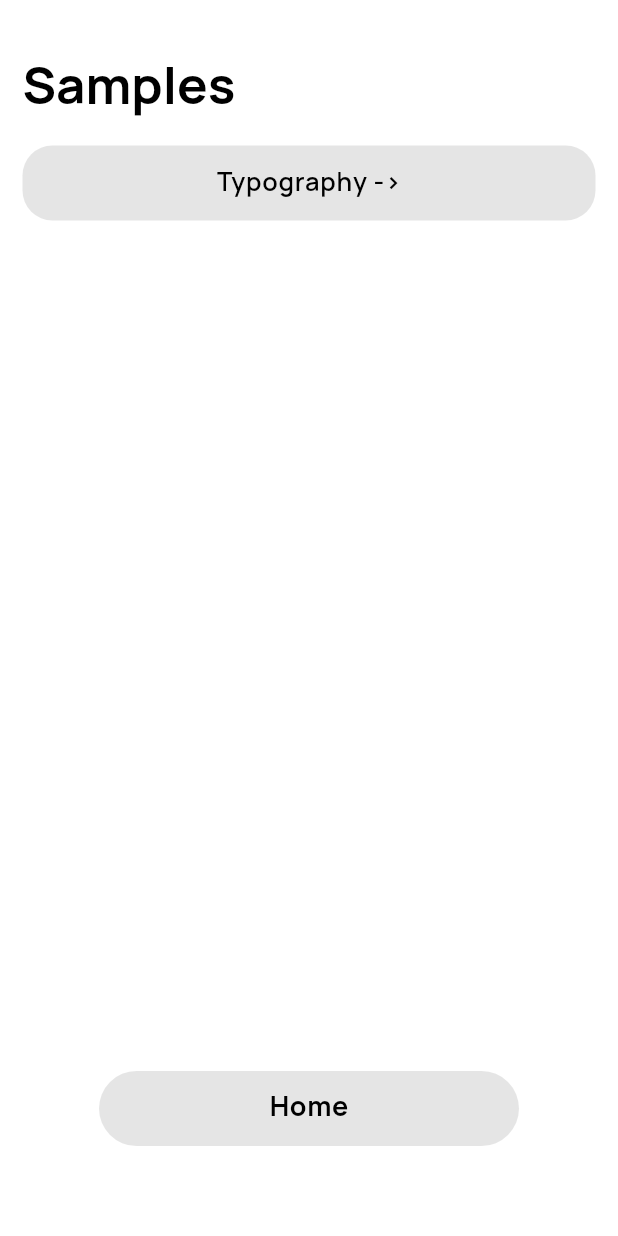
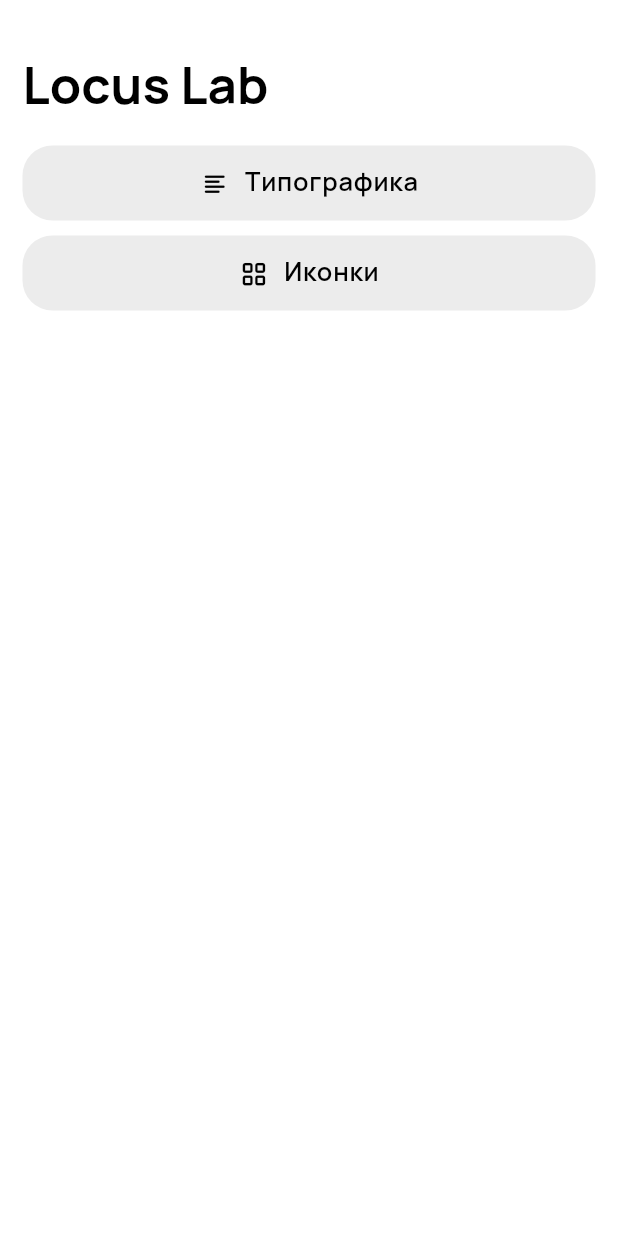
Before and after one commit to parabolahq/locus, a Flutter app: the screen it shows after launch, on a phone screen of 412 x 824 dp. Run offline on Flutter 3.47's test engine with Material 2 defaults, Android fonts, the phone set to English and light mode, and no system bars.

Commit message:
Add icon theme

```diff
--- a/example/lib/screens/home_screen.dart
+++ b/example/lib/screens/home_screen.dart
@@ -1,5 +1,7 @@
 import 'package:locus/locus.dart';
+import 'package:locuslab/screens/icons_screen.dart';
 import 'package:locuslab/screens/typography_screen.dart';
+import 'package:locuslab/widgets/statement.dart';
 
 class HomeScreen extends StatelessWidget {
   const HomeScreen({Key? key}) : super(key: key);
@@ -7,38 +9,35 @@ class HomeScreen extends StatelessWidget {
   @override
   Widget build(BuildContext context) {
     return LocusScaffold(
-      navigationBar: NavigationBar(
-        middle: Text('Home'),
-      ),
       body: ListView(
         padding: EdgeInsets.only(
           left: 15,
           right: 15,
           top: MediaQuery.of(context).padding.top + 40,
+          bottom: MediaQuery.of(context).padding.bottom + 40,
         ),
         children: [
-          // Statement(
-          //   title: 'Зачем нужен Locus?',
-          //   content: 'Греки определили параболу, '
-          //       'используя понятие «локуса»',
-          // ),
-          // SizedBox(height: 30),
-          // Statement(
-          //   title: 'Что такое Locus?',
-          //   content: '«Локус» — это множество точек, '
-          //       'удовлетворяющих заданному условию',
-          // ),
-          // SizedBox(height: 60),
           Text(
-            'Samples',
+            'Locus Lab',
             style: LocusTheme.of(context).typography.giant,
           ),
           SizedBox(height: 20),
           PushButton(
-            child: Text('Typography ->'),
+            child: Text('Типографика'),
+            leading: Icon(LocusIcons.align_left),
             onTap: () => Navigator.of(context).push(
               LocusPageRoute(
                 builder: (BuildContext context) => TypographyScreen(),
+              ),
+            ),
+          ),
+          SizedBox(height: 10),
+          PushButton(
+            child: Text('Иконки'),
+            leading: Icon(LocusIcons.apps),
+            onTap: () => Navigator.of(context).push(
+              LocusPageRoute(
+                builder: (BuildContext context) => IconsScreen(),
               ),
             ),
           ),
--- a/example/lib/screens/typography_screen.dart
+++ b/example/lib/screens/typography_screen.dart
@@ -7,7 +7,7 @@ class TypographyScreen extends StatelessWidget {
   Widget build(BuildContext context) {
     return LocusScaffold(
       navigationBar: NavigationBar(
-        middle: Text('Typography'),
+        middle: Text('Типографика'),
       ),
       body: ListView(
         padding: EdgeInsets.only(
--- a/lib/src/components/buttons/push_button.dart
+++ b/lib/src/components/buttons/push_button.dart
@@ -6,6 +6,7 @@ import 'package:locus/src/core/theme.dart';
 
 class PushButton extends StatelessWidget {
   final Widget child;
+  final Widget? leading;
   final LocusColorScheme? _colorScheme;
   final Function onTap;
 
@@ -13,6 +14,7 @@ class PushButton extends StatelessWidget {
     super.key,
     required this.child,
     required this.onTap,
+    this.leading,
     LocusColorScheme? colorScheme,
   }) : _colorScheme = colorScheme;
 
@@ -37,6 +39,11 @@ class PushButton extends StatelessWidget {
             child: Row(
               mainAxisAlignment: MainAxisAlignment.center,
               children: [
+                if (leading != null)
+                  Padding(
+                    padding: const EdgeInsets.only(right: 10),
+                    child: leading!,
+                  ),
                 child,
               ],
             ),
--- a/lib/src/components/interactable.dart
+++ b/lib/src/components/interactable.dart
@@ -1,5 +1,6 @@
 import 'package:flutter/services.dart';
 import 'package:flutter/widgets.dart';
+import 'package:locus/src/core/animations.dart';
 
 class Interactable extends StatefulWidget {
   final Widget child;
@@ -22,7 +23,11 @@ class _InteractableState extends State<Interactable>
   @override
   void initState() {
     super.initState();
-    _controller = AnimationController(vsync: this, value: 1);
+    _controller = AnimationController(
+      vsync: this,
+      value: 1,
+      duration: kInteractableAnimationDuration,
+    );
   }
 
   @override
@@ -33,11 +38,11 @@ class _InteractableState extends State<Interactable>
 
   Future<void> _animateTapDown() async {
     HapticFeedback.lightImpact();
-    await _controller.animateTo(0, duration: const Duration(milliseconds: 50));
+    await _controller.reverse();
   }
 
   Future<void> _animateTapUp() async {
-    await _controller.animateTo(1, duration: const Duration(milliseconds: 50));
+    await _controller.forward();
   }
 
   @override
@@ -46,7 +51,7 @@ class _InteractableState extends State<Interactable>
       onTap: () async {
         await _animateTapDown();
         await _animateTapUp();
-        await widget.onTap();
+        widget.onTap();
       },
       onTapDown: (TapDownDetails details) => _animateTapDown(),
       onTapUp: (TapUpDetails details) => _animateTapUp(),
@@ -56,7 +61,7 @@ class _InteractableState extends State<Interactable>
         builder: (BuildContext context, Widget? child) {
           return Opacity(
             child: Transform.scale(
-                scale: .85 + _controller.value * .15, child: child),
+                scale: .9 + _controller.value * .1, child: child),
             opacity: .5 + _controller.value * .5,
           );
         },
--- a/lib/src/core/animations.dart
+++ b/lib/src/core/animations.dart
@@ -1 +1,2 @@
 const kPageTransitionDuration = const Duration(milliseconds: 250);
+const kInteractableAnimationDuration = const Duration(milliseconds: 50);
--- a/lib/src/core/colors.dart
+++ b/lib/src/core/colors.dart
@@ -10,13 +10,12 @@ class LocusColors {
 }
 
 class LocusColorScheme with Diagnosticable {
-  final Color onSurface, surface, controlsSurface, onControlsSurface;
+  final Color onSurface, surface, controlsSurface;
 
   const LocusColorScheme.raw({
     required this.onSurface,
     required this.surface,
     required this.controlsSurface,
-    required this.onControlsSurface,
   });
 
   double get luminance => surface.computeLuminance();
@@ -28,9 +27,8 @@ class LocusColorScheme with Diagnosticable {
       onSurface: bright ? LocusColors.black : LocusColors.white,
       surface: bright ? LocusColors.white : LocusColors.black,
       controlsSurface: bright
-          ? LocusColors.grey.withOpacity(.2)
-          : LocusColors.white.withOpacity(.2),
-      onControlsSurface: bright ? LocusColors.black : LocusColors.white,
+          ? LocusColors.grey.withOpacity(.15)
+          : LocusColors.white.withOpacity(.15),
     );
   }
 
@@ -40,7 +38,6 @@ class LocusColorScheme with Diagnosticable {
     properties.add(ColorProperty('controlsBackground', controlsSurface));
     properties.add(ColorProperty('surface', surface));
     properties.add(ColorProperty('onSurface', onSurface));
-    properties.add(ColorProperty('onControlsSurface', onControlsSurface));
   }
 
   static LocusColorScheme lerp(
@@ -49,8 +46,6 @@ class LocusColorScheme with Diagnosticable {
       onSurface: Color.lerp(a.onSurface, b.onSurface, t)!,
       surface: Color.lerp(a.surface, b.surface, t)!,
       controlsSurface: Color.lerp(a.controlsSurface, b.controlsSurface, t)!,
-      onControlsSurface:
-          Color.lerp(a.onControlsSurface, b.onControlsSurface, t)!,
     );
   }
 
@@ -58,13 +53,11 @@ class LocusColorScheme with Diagnosticable {
     Color? onSurface,
     Color? surface,
     Color? controlsSurface,
-    Color? onControlsSurface,
   }) {
     return LocusColorScheme.raw(
       onSurface: onSurface ?? this.onSurface,
       surface: surface ?? this.surface,
       controlsSurface: controlsSurface ?? this.controlsSurface,
-      onControlsSurface: onControlsSurface ?? this.onControlsSurface,
     );
   }
 }
--- a/lib/src/core/route.dart
+++ b/lib/src/core/route.dart
@@ -1,3 +1,5 @@
+import 'dart:ui';
+
 import 'package:flutter/widgets.dart';
 import 'package:locus/src/core/animations.dart';
 
@@ -23,22 +25,36 @@ class LocusPageRoute<T> extends PageRoute<T> {
     Animation<double> secondaryAnimation,
   ) {
     final Widget result = _builder(context);
+    final Animation<double> curved =
+        animation.drive(CurveTween(curve: Curves.easeInOutCubic));
 
     return Semantics(
       scopesRoute: true,
       explicitChildNodes: true,
-      child: FadeTransition(
-        opacity: CurvedAnimation(
-          parent: animation,
-          curve: Curves.ease,
-        ),
+      child: AnimatedBuilder(
+        animation: curved,
+        builder: (BuildContext context, Widget? child) {
+          return BackdropFilter(
+            filter: ImageFilter.blur(
+              sigmaX: curved.value * 10,
+              sigmaY: curved.value * 10,
+            ),
+            child: Transform.translate(
+              offset: Offset(
+                0,
+                MediaQuery.of(context).size.height * (1 - curved.value),
+              ),
+              child: child,
+            ),
+          );
+        },
         child: result,
       ),
     );
   }
 
   @override
-  Color? get barrierColor => null;
+  Color? get barrierColor => Color.fromRGBO(0, 0, 0, 180);
 
   @override
   String? get barrierLabel => _barrierLabel;
--- a/lib/src/core/theme.dart
+++ b/lib/src/core/theme.dart
@@ -1,5 +1,4 @@
 import 'package:flutter/foundation.dart';
-import 'package:flutter/material.dart';
 import 'package:flutter/services.dart';
 import 'package:flutter/widgets.dart';
 import 'package:locus/src/core/colors.dart';
@@ -20,9 +19,12 @@ class LocusTheme extends StatelessWidget {
   Widget build(BuildContext context) {
     return _InheritedLocusTheme(
       data: data,
-      child: DefaultTextStyle(
-        style: data.typography.body2,
-        child: child,
+      child: IconTheme(
+        data: data.iconTheme,
+        child: DefaultTextStyle(
+          style: data.typography.body2,
+          child: child,
+        ),
       ),
     );
   }
@@ -53,16 +55,19 @@ class _InheritedLocusTheme extends InheritedTheme {
 }
 
 class LocusThemeData with Diagnosticable {
-  final Brightness brightness;
+  final Brightness? brightness;
   final LocusTypography? _typography;
   final LocusColorScheme? _colorScheme;
+  final LocusIconTheme? _iconTheme;
 
   const LocusThemeData({
     this.brightness = Brightness.light,
     LocusTypography? typography,
     LocusColorScheme? colorScheme,
+    LocusIconTheme? iconTheme,
   })  : _typography = typography,
-        _colorScheme = colorScheme;
+        _colorScheme = colorScheme,
+        _iconTheme = iconTheme;
 
   LocusTypography get typography =>
       _typography ?? LocusTypography.fromTheme(this);
@@ -74,6 +79,8 @@ class LocusThemeData with Diagnosticable {
       brightness == Brightness.light
           ? SystemUiOverlayStyle.dark
           : SystemUiOverlayStyle.light;
+
+  IconThemeData get iconTheme => _iconTheme ?? LocusIconTheme.fromTheme(this);
 
   LocusThemeData copyWith({
     Brightness? brightness,
@@ -95,3 +102,14 @@ class LocusThemeData with Diagnosticable {
         .add(DiagnosticsProperty<LocusTypography?>('typography', _typography));
   }
 }
+
+class LocusIconTheme extends IconThemeData {
+  LocusIconTheme({
+    required super.color,
+    super.size = 20,
+  }) : super(opacity: 1, shadows: []);
+
+  factory LocusIconTheme.fromTheme(LocusThemeData data) {
+    return LocusIconTheme(color: data.colorScheme.onSurface);
+  }
+}
```
Also changed, not shown: example/lib/screens/icons_screen.dart (added, +30 -0 lines).
